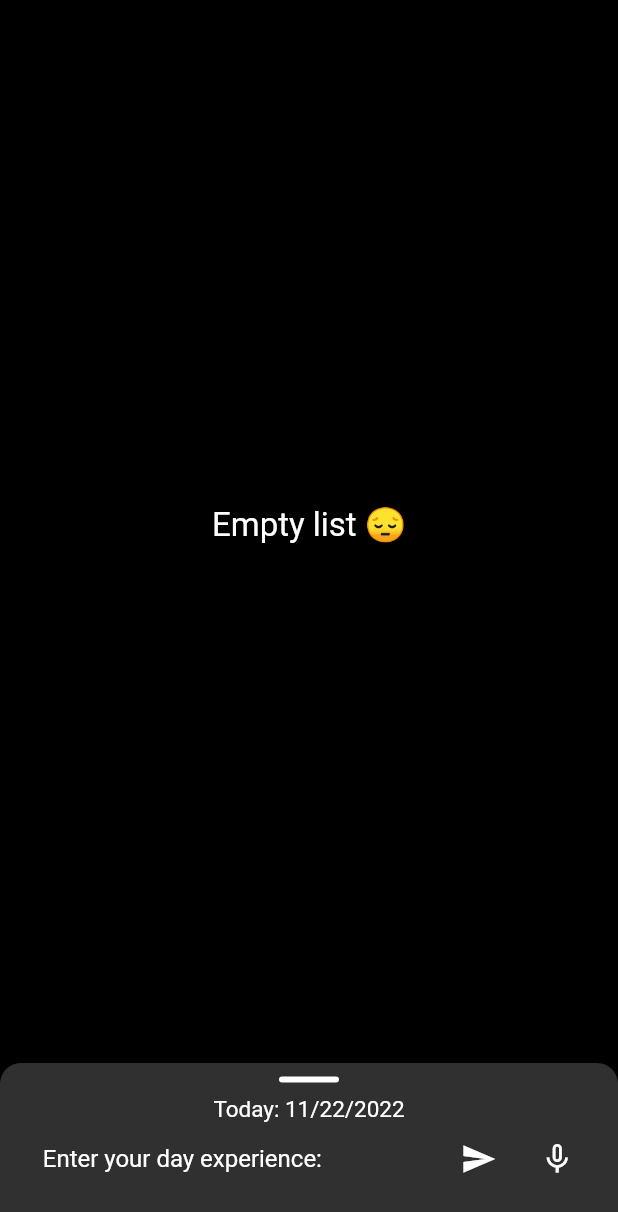
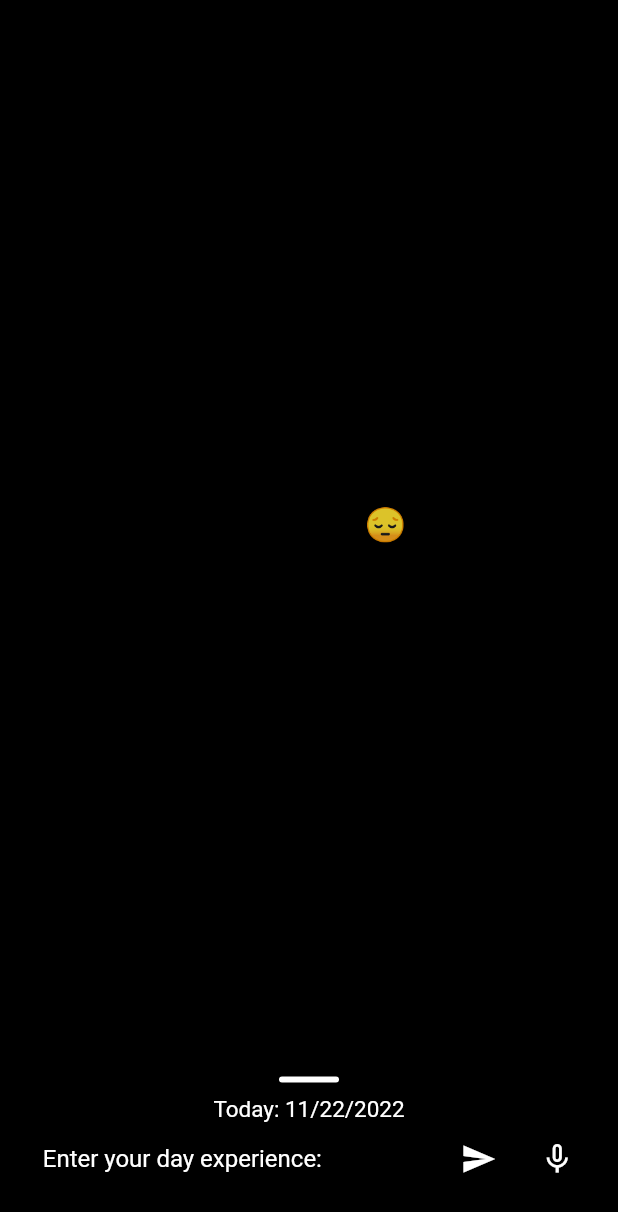
Before and after one commit to peter3374/Loga, a Flutter app: the ConsoleScreen screen opened directly, on a phone screen of 412 x 824 dp. Shown: the top 1212 px of the screen. Run offline on Flutter 3.47's test engine with Material 2 defaults, Android fonts, the phone set to English and light mode, and no system bars; our stand-ins replace hive, hive_flutter, localize_and_translate, random_string, shimmer, speech_to_text; missing offline and left inert: parallax_rain; accounts and stored records are empty; statements that could not run were skipped.

```diff
--- a/lib/Themes/theme_constants.dart
+++ b/lib/Themes/theme_constants.dart
@@ -78,7 +78,7 @@ ThemeData darkMode = ThemeData(
     textButtonTheme: TextButtonThemeData(
       style: TextButton.styleFrom(foregroundColor: Colors.white),
     ),
-    brightness: Brightness.dark, // buttons color + scroll effect color
+  //  brightness: Brightness.dark, // buttons color + scroll effect color
     primaryColor: Colors.white, // appbar + textfield length
     buttonColor: Colors.white,
     dialogBackgroundColor: Colors.white, colorScheme: ColorScheme.fromSwatch().copyWith(secondary: Colors.black));
--- a/lib/screens/console/console_screen.dart
+++ b/lib/screens/console/console_screen.dart
@@ -14,6 +14,7 @@ import 'package:loga/screens/console/widgets/user_tasks_widget.dart';
 import 'package:loga/screens/locale/locale_screen.dart';
 import 'package:loga/screens/pick_theme/pick_theme_screen.dart';
 import 'package:loga/screens/erase_data/erase_data_screen.dart';
+import 'package:loga/themes/theme_manager.dart';
 import 'package:provider/src/provider.dart';
 
 class ConsoleScreen extends StatefulWidget {
@@ -123,7 +124,7 @@ class _ConsoleScreenState extends State<ConsoleScreen> {
                     topRight: Radius.circular(14),
                   ),
                   // TODO error here
-                  // color: context.watch<ThemeManager>().sheetColor,
+                   color: context.watch<ThemeManager>().sheetColor,
 
                   //
                   child: SingleChildScrollView(
```
Also changed, not shown: 20 other files.
